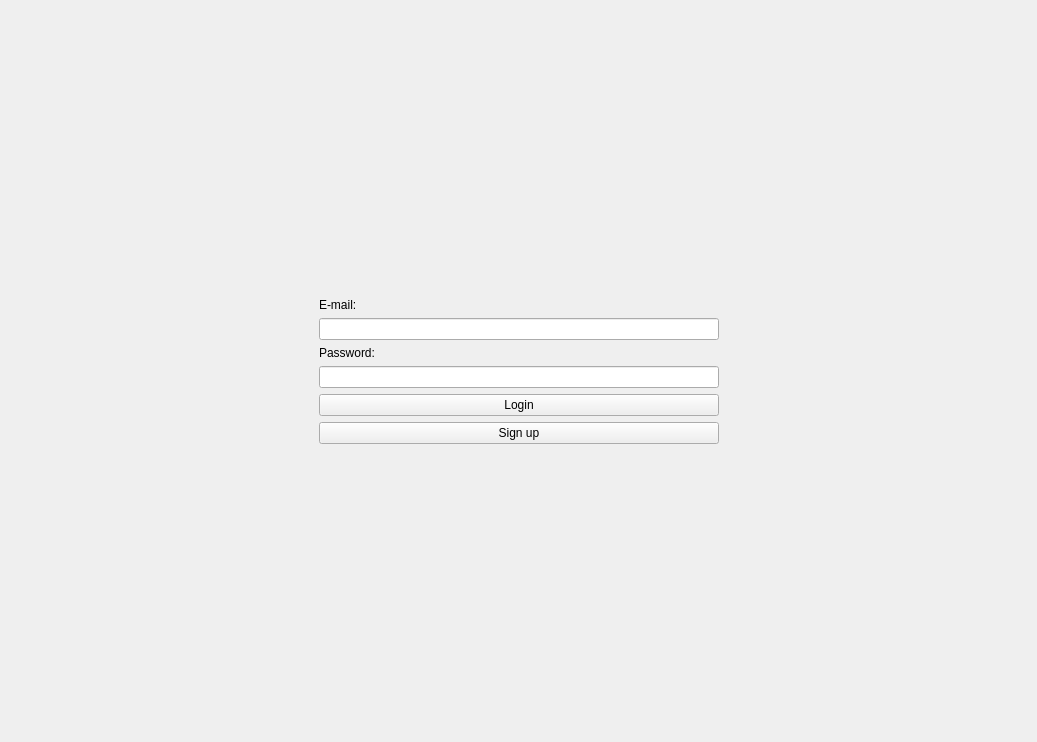
Above: StudentManagement/StudentManagement/StudentManagement.ui from Vaanemm/System-Programming before the change. Below: the same form after it.
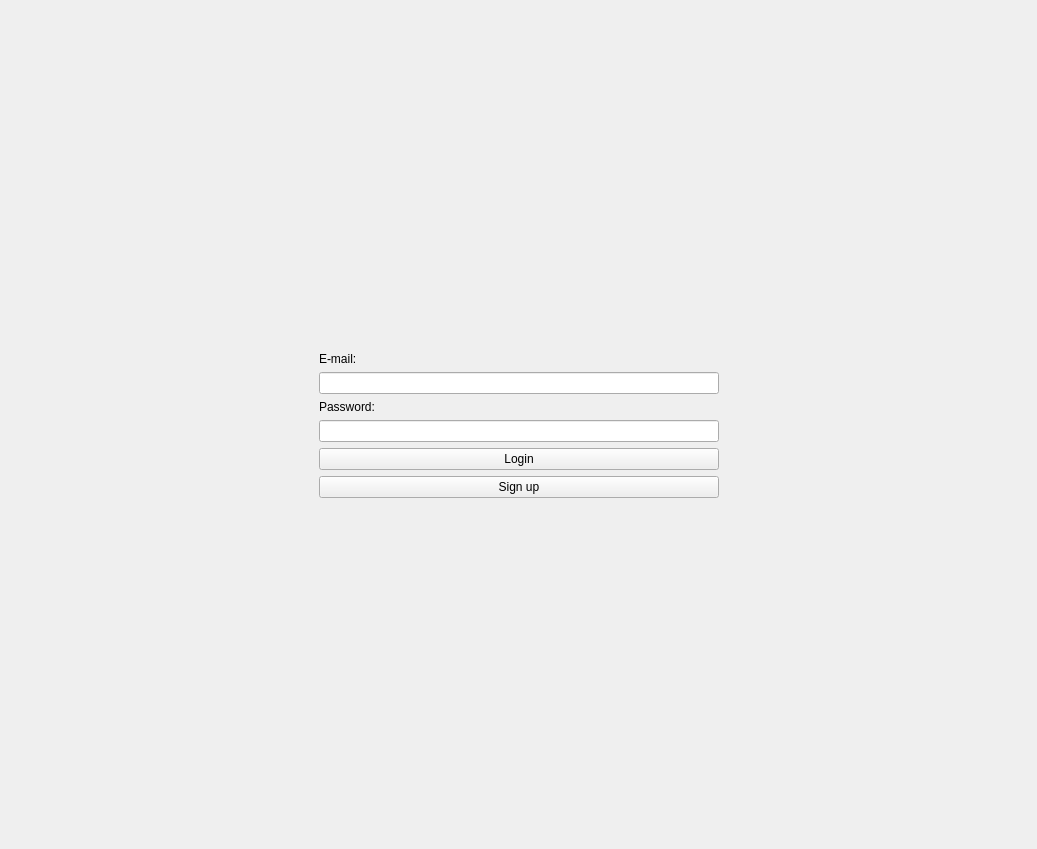
That is the form after the change. The open tabs and pages were chosen to show the change.

```diff
--- a/StudentManagement/StudentManagement/StudentManagement.ui
+++ b/StudentManagement/StudentManagement/StudentManagement.ui
@@ -7,7 +7,7 @@
     <x>0</x>
     <y>0</y>
     <width>1037</width>
-    <height>499</height>
+    <height>849</height>
    </rect>
   </property>
   <property name="windowTitle">
```
Left out of the diff: 2 changed lines with no effect on the pictures.
